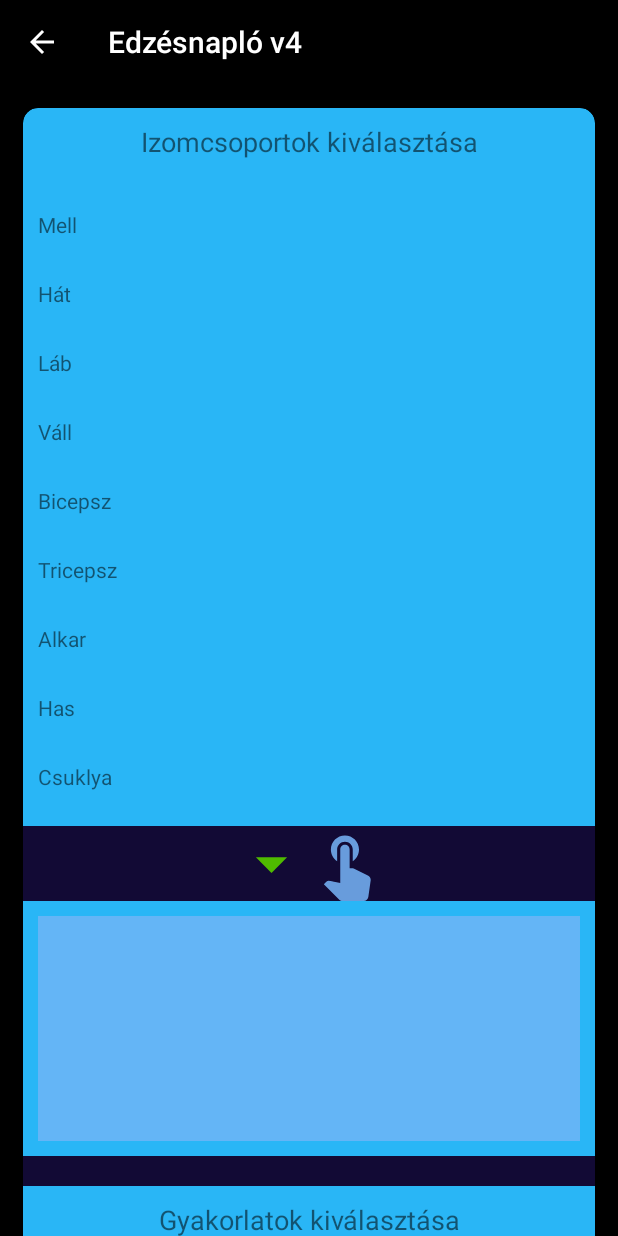
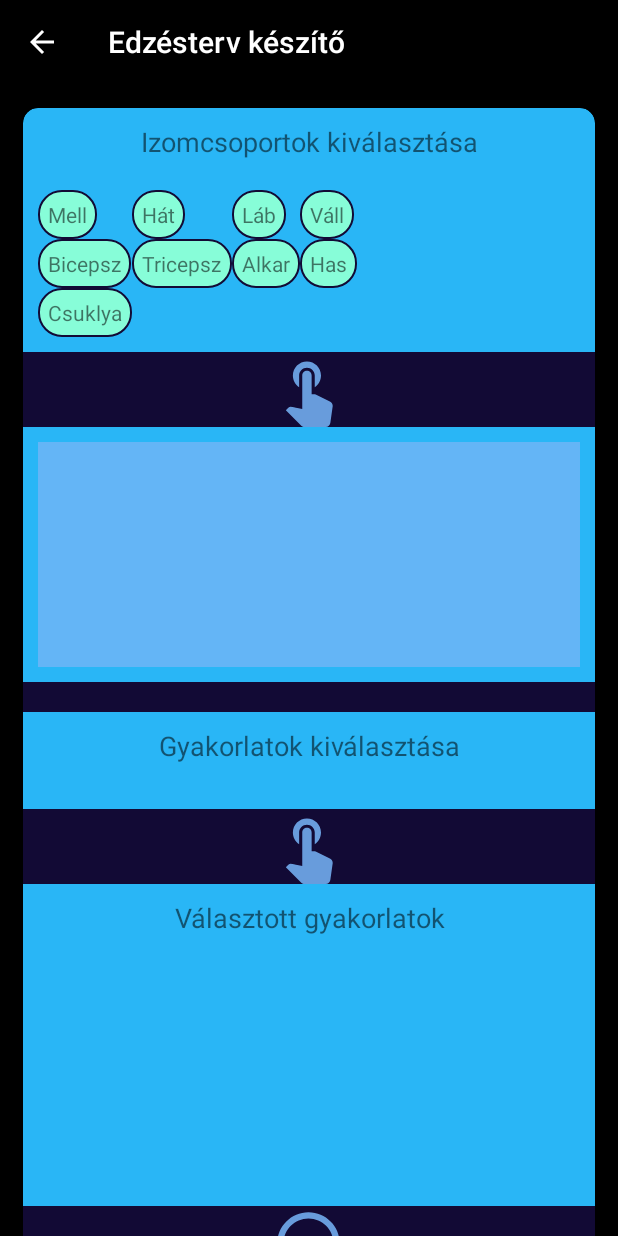
Before and after one commit to norbo112/Edzesnaplov3, an Android app: the EdzesTervKeszitoActivity screen opened directly, with no data from a screen before it, on a phone screen of 412 x 824 dp. Run offline under Robolectric (Android 15) with nearby library versions, the phone set to English and light mode, and no system bars; our stand-ins replace Dagger/Hilt's generated code, data binding.

Commit message:
terv ui, néhány módosítás

```diff
--- a/app/src/main/java/aa/droid/norbo/projects/edzesnaplo3/mvvm/ui/edzesterv/EdzesTervKeszitoActivity.java
+++ b/app/src/main/java/aa/droid/norbo/projects/edzesnaplo3/mvvm/ui/edzesterv/EdzesTervKeszitoActivity.java
@@ -11,6 +11,8 @@ import android.view.MotionEvent;
 import android.view.View;
 import android.widget.AdapterView;
 import android.widget.ArrayAdapter;
+import android.widget.FrameLayout;
+import android.widget.GridLayout;
 import android.widget.LinearLayout;
 import android.widget.ListAdapter;
 import android.widget.TextView;
@@ -56,7 +58,7 @@ public class EdzesTervKeszitoActivity extends EdzesTervBaseActivity<MvvmActivity
         super.onCreate(savedInstanceState);
         setSupportActionBar(binding.tervToolbar);
         if (getSupportActionBar() != null) {
-            getSupportActionBar().setTitle("Edzésnapló v4");
+            getSupportActionBar().setTitle("Edzésterv készítő");
             getSupportActionBar().setDisplayHomeAsUpEnabled(true);
         }
 
@@ -94,13 +96,23 @@ public class EdzesTervKeszitoActivity extends EdzesTervBaseActivity<MvvmActivity
         binding.valasztottCsoportokList.setOnDragListener(dragListener);
         binding.valasztottCsoportokList.setOnItemClickListener(removeCsoportItemListener);
 
-        for (String csoport: getResources().getStringArray(R.array.csoportokForTervezo)) {
+        String[] izomcsoportArrayFromRes = getResources().getStringArray(R.array.csoportokForTervezo);
+        binding.izomcsoportokLl.setColumnCount(4);
+        binding.izomcsoportokLl.setRowCount((izomcsoportArrayFromRes.length / 4) + 1);
+
+        for (String csoport: izomcsoportArrayFromRes) {
             TextView textView = new TextView(this);
-            LinearLayout.LayoutParams params = new LinearLayout.LayoutParams(LinearLayout.LayoutParams.MATCH_PARENT, LinearLayout.LayoutParams.WRAP_CONTENT);
+//            LinearLayout.LayoutParams params = new LinearLayout.LayoutParams(LinearLayout.LayoutParams.WRAP_CONTENT, LinearLayout.LayoutParams.WRAP_CONTENT);
+            FrameLayout.LayoutParams params = new FrameLayout.LayoutParams(FrameLayout.LayoutParams.WRAP_CONTENT,
+                    FrameLayout.LayoutParams.WRAP_CONTENT);
             params.bottomMargin = 20;
             params.topMargin = 20;
+            params.rightMargin = 20;
+            params.leftMargin = 20;
 
             textView.setLayoutParams(params);
+            textView.setPadding(10,10,10,10);
+            textView.setBackgroundResource(R.drawable.custom_et_gyak_hatter);
             textView.setText(csoport);
             textView.setClickable(true);
             textView.setOnTouchListener(myTouchListener);
@@ -112,16 +124,25 @@ public class EdzesTervKeszitoActivity extends EdzesTervBaseActivity<MvvmActivity
     private void initCsoportokGyakorlataiLinearLayout(List<Gyakorlat> gyakorlats) {
         binding.csoportokGyakorlatai.removeAllViews();
         binding.csoportokGyakorlatai.invalidate();
+
+        binding.csoportokGyakorlatai.setColumnCount(2);
+        binding.csoportokGyakorlatai.setRowCount((gyakorlats.size() / 2) + 1);
+
         for (Gyakorlat gyakorlat: gyakorlats) {
             TextView textView = new TextView(this);
-            LinearLayout.LayoutParams params = new LinearLayout.LayoutParams(LinearLayout.LayoutParams.MATCH_PARENT, LinearLayout.LayoutParams.WRAP_CONTENT);
+            FrameLayout.LayoutParams params = new FrameLayout.LayoutParams(FrameLayout.LayoutParams.WRAP_CONTENT,
+                    FrameLayout.LayoutParams.WRAP_CONTENT);
             params.bottomMargin = 20;
             params.topMargin = 20;
-            params.gravity = Gravity.CENTER_HORIZONTAL;
+            params.rightMargin = 20;
+            params.leftMargin = 20;
 
             textView.setLayoutParams(params);
             textView.setText(gyakorlat.getMegnevezes());
             textView.setClickable(true);
+            textView.setTextSize(12);
+            textView.setPadding(10,10,10,10);
+            textView.setBackgroundResource(R.drawable.custom_et_gyak_hatter);
             textView.setOnTouchListener(myTouchListener);
             binding.csoportokGyakorlatai.addView(textView);
         }
--- /dev/null
+++ b/app/src/main/res/drawable/custom_et_gyak_hatter.xml
@@ -0,0 +1,6 @@
+<?xml version="1.0" encoding="utf-8"?>
+<shape xmlns:android="http://schemas.android.com/apk/res/android">
+    <corners android:radius="15dp"/>
+    <stroke android:width="1dp" android:color="@color/edzesHatter"/>
+    <solid android:color="@color/edzesTervCsoportItemBg"/>
+</shape>
--- a/app/src/main/res/layout/mvvm_activity_edzesterv_keszito.xml
+++ b/app/src/main/res/layout/mvvm_activity_edzesterv_keszito.xml
@@ -55,24 +55,17 @@
                         android:textAlignment="center"
                         android:textSize="18sp"
                         android:layout_margin="10dp"/>
-                    <LinearLayout
+                    <GridLayout
                         android:layout_margin="10dp"
                         android:layout_width="match_parent"
                         android:layout_height="wrap_content"
-                        android:id="@+id/izomcsoportok_ll"
-                        android:orientation="vertical"/>
+                        android:id="@+id/izomcsoportok_ll" />
                     <LinearLayout
                         android:layout_width="match_parent"
                         android:layout_height="wrap_content"
                         android:background="@color/edzesHatter"
                         android:gravity="center"
                         android:orientation="horizontal">
-                        <ImageView
-                            android:layout_width="50dp"
-                            android:layout_height="50dp"
-                            android:contentDescription="gyakorlatok kiválasztása"
-                            app:srcCompat="@drawable/ic_down_50" />
-
                         <ImageView
                             android:layout_width="50dp"
                             android:layout_height="50dp"
@@ -96,8 +89,7 @@
                         android:textSize="18sp"
                         android:textAlignment="center"
                         android:text="Gyakorlatok kiválasztása"/>
-                    <LinearLayout
-                        android:orientation="vertical"
+                    <GridLayout
                         android:layout_width="match_parent"
                         android:layout_height="wrap_content"
                         android:background="#64B5F6"
@@ -110,13 +102,6 @@
                         android:background="@color/edzesHatter"
                         android:gravity="center"
                         android:orientation="horizontal">
-
-                        <ImageView
-                            android:layout_width="50dp"
-                            android:layout_height="50dp"
-                            android:contentDescription="gyakorlatok kiválasztása"
-                            app:srcCompat="@drawable/ic_down_50" />
-
                         <ImageView
                             android:layout_width="50dp"
                             android:layout_height="50dp"
--- a/app/src/main/res/values/colors.xml
+++ b/app/src/main/res/values/colors.xml
@@ -1,5 +1,6 @@
 <?xml version="1.0" encoding="utf-8"?>
 <resources>
+    <color name="edzesTervCsoportItemBg">#87FDD8</color>
     <color name="colorPrimaryDark">#3700B3</color>
     <color name="edzesHatter">#120A35</color>
 </resources>
```
